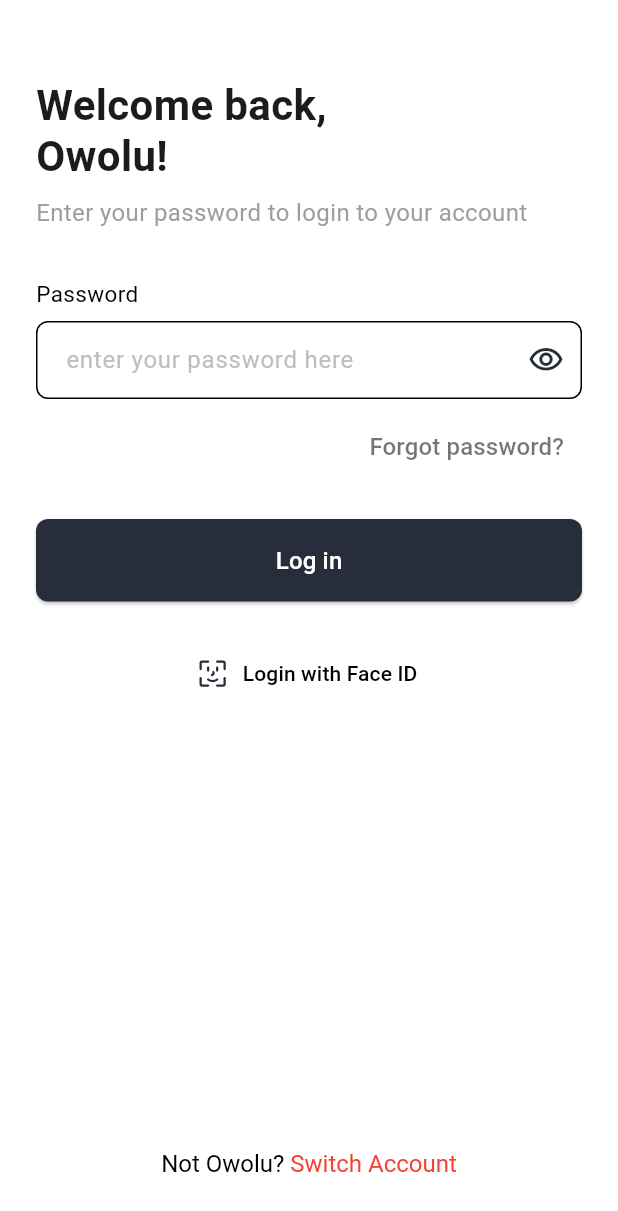
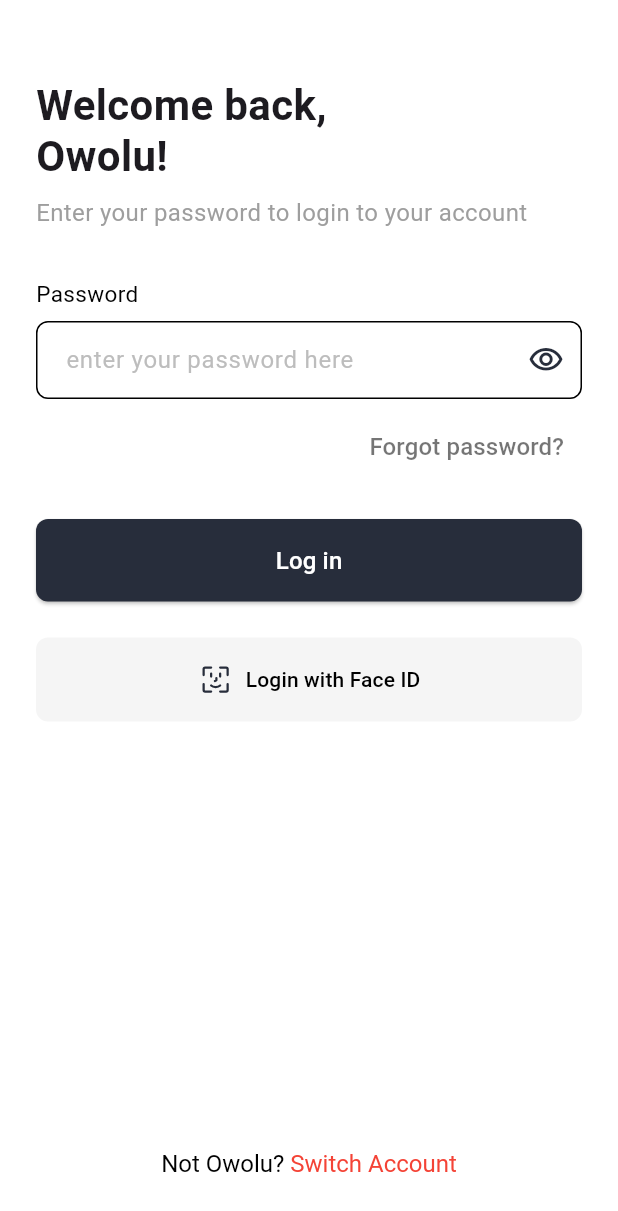
Before and after one commit to Cypher-O/latana, a Flutter app: the screen it shows after launch, on a phone screen of 412 x 824 dp. Shown: the top 1211 px of the screen. Run offline on Flutter 3.47's test engine with Material 3 defaults, Android fonts, the phone set to English and light mode, and no system bars; our stand-ins replace flutter_svg, stacked, stacked_services.

Commit message:
code cleanup

```diff
--- a/lib/viewmodel/login.dart
+++ b/lib/viewmodel/login.dart
@@ -18,7 +18,7 @@ class LoginViewModel extends BaseViewModel {
   void login(BuildContext context) {
     Navigator.push(
       context,
-      MaterialPageRoute(builder: (context) => HomePage()),
+      MaterialPageRoute(builder: (context) => const HomePage()),
     );
   }
 
--- a/lib/views/pages/login_page.dart
+++ b/lib/views/pages/login_page.dart
@@ -92,15 +92,18 @@ class LoginPage extends StackedView<LoginViewModel> {
         // ),
         border: OutlineInputBorder(
           borderRadius: BorderRadius.circular(8),
-          borderSide: const BorderSide(color: Colors.black), // Outline color of black
+          borderSide:
+              const BorderSide(color: Colors.black), // Outline color of black
         ),
         enabledBorder: OutlineInputBorder(
           borderRadius: BorderRadius.circular(8),
-          borderSide: const BorderSide(color: Colors.black), // Outline color of black
+          borderSide:
+              const BorderSide(color: Colors.black), // Outline color of black
         ),
         focusedBorder: OutlineInputBorder(
           borderRadius: BorderRadius.circular(8),
-          borderSide: const BorderSide(color: Colors.black), // Outline color of black
+          borderSide:
+              const BorderSide(color: Colors.black), // Outline color of black
         ),
         filled: true,
         fillColor: Colors.transparent,
@@ -153,11 +156,10 @@ class LoginPage extends StackedView<LoginViewModel> {
 
   Widget _buildFaceIdLogin(String assetPath) {
     return Center(
+      child: SizedBox(
+        width: double.infinity,
         child: TextButton.icon(
-        onPressed: () {
-          // Handle Face ID login
-        },
-        // icon: const Icon(Icons.face, color: Colors.black),
+          onPressed: () {},
           icon: SvgPicture.asset(
             assetPath,
             width: 24,
@@ -166,6 +168,15 @@ class LoginPage extends StackedView<LoginViewModel> {
           label: const Text(
             'Login with Face ID',
             style: TextStyle(color: Colors.black),
+          ),
+          style: TextButton.styleFrom(
+            foregroundColor: Colors.black,
+            backgroundColor: Colors.grey[100],
+            padding: const EdgeInsets.symmetric(vertical: 16), // Text color
+            shape: RoundedRectangleBorder(
+              borderRadius: BorderRadius.circular(8),
+            ),
+          ),
         ),
       ),
     );
```
Lines whose indentation alone changed are shown as unchanged.
